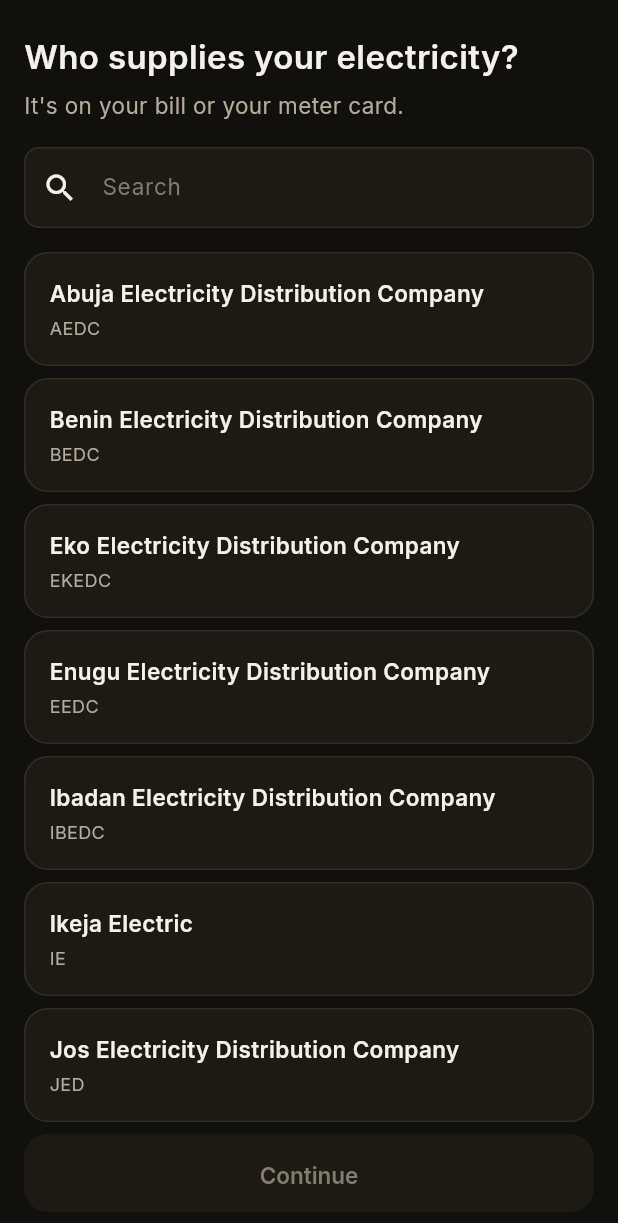
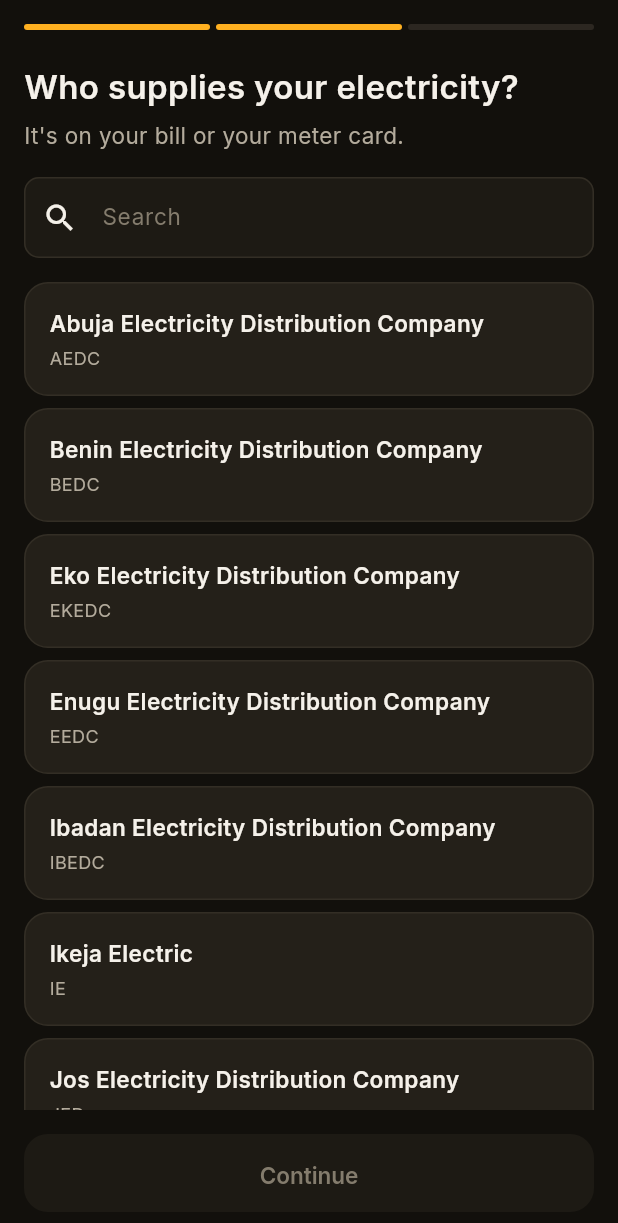
Before and after one commit to nobledeveloper01/grid, a Flutter app: the DiscoScreen screen opened by its route, on a phone screen of 412 x 824 dp. Shown: the top 1223 px of the screen. Run offline on Flutter 3.47's test engine with Material 3 defaults, Android fonts, the phone set to English and light mode, and no system bars; our stand-ins replace camera, drift, drift_flutter, flutter_riverpod, go_router, shared_preferences; accounts and stored records are empty; generated files the repository leaves out were written again.

Commit message:
Raise onboarding card contrast, add a step indicator and fade content behind the bottom bar

```diff
--- a/app/lib/features/onboarding/presentation/disco_screen.dart
+++ b/app/lib/features/onboarding/presentation/disco_screen.dart
@@ -34,6 +34,8 @@
         .toList();
 
     return GridScaffold(
+      step: 2,
+      totalSteps: 3,
       body: Column(
         crossAxisAlignment: CrossAxisAlignment.start,
         children: [
--- a/app/lib/features/onboarding/presentation/meter_type_screen.dart
+++ b/app/lib/features/onboarding/presentation/meter_type_screen.dart
@@ -32,6 +32,8 @@
 
     return GridScaffold(
       showBack: false,
+      step: 1,
+      totalSteps: 3,
       body: Column(
         crossAxisAlignment: CrossAxisAlignment.start,
         children: [
--- a/app/lib/features/onboarding/presentation/tariff_band_screen.dart
+++ b/app/lib/features/onboarding/presentation/tariff_band_screen.dart
@@ -35,6 +35,8 @@
     final estimated = table?.estimateBand(_estimatedHours);
 
     return GridScaffold(
+      step: 3,
+      totalSteps: 3,
       body: ListView(
         children: [
           const SizedBox(height: Space.xl),
--- a/app/lib/shared/widgets/grid_scaffold.dart
+++ b/app/lib/shared/widgets/grid_scaffold.dart
@@ -14,6 +14,8 @@
     this.bottom,
     this.showBack = true,
     this.padded = true,
+    this.step,
+    this.totalSteps,
   });
 
   final Widget body;
@@ -22,6 +24,12 @@
   final Widget? bottom;
   final bool showBack;
   final bool padded;
+
+  /// 1-based position in a multi-step flow. A flow with more than one step
+  /// should say how many are left; guessing is a small anxiety the user does
+  /// not need while being asked about their meter.
+  final int? step;
+  final int? totalSteps;
 
   @override
   Widget build(BuildContext context) {
@@ -39,6 +47,19 @@
             ),
       body: SafeArea(
         top: title == null,
+        child: Column(
+          children: [
+            if (step != null && totalSteps != null)
+              Padding(
+                padding: EdgeInsets.fromLTRB(
+                  horizontal,
+                  Space.lg,
+                  horizontal,
+                  0,
+                ),
+                child: _StepIndicator(step: step!, total: totalSteps!),
+              ),
+            Expanded(
               child: padded
                   ? Padding(
                       padding: EdgeInsets.symmetric(horizontal: horizontal),
@@ -46,19 +67,75 @@
                     )
                   : body,
             ),
+          ],
+        ),
+      ),
       bottomNavigationBar: bottom == null
           ? null
-          : SafeArea(
+          : Container(
+              // A soft wash under the bottom bar, so content scrolling past it
+              // fades rather than being cut mid-word — a clipped line reads as
+              // broken, a faded one reads as "there is more".
+              decoration: BoxDecoration(
+                gradient: LinearGradient(
+                  begin: Alignment.topCenter,
+                  end: Alignment.bottomCenter,
+                  colors: [
+                    context.colors.surface.withValues(alpha: 0),
+                    context.colors.surface,
+                    context.colors.surface,
+                  ],
+                  stops: const [0, 0.35, 1],
+                ),
+              ),
+              child: SafeArea(
                 child: Padding(
                   padding: EdgeInsets.fromLTRB(
                     horizontal,
-                  Space.sm,
+                    Space.lg,
                     horizontal,
                     Space.lg,
                   ),
                   child: bottom,
                 ),
               ),
+            ),
     );
   }
 }
+
+/// Progress through a multi-step flow. Segments rather than dots, so the
+/// proportion completed is readable at a glance and not just countable.
+class _StepIndicator extends StatelessWidget {
+  const _StepIndicator({required this.step, required this.total});
+
+  final int step;
+  final int total;
+
+  @override
+  Widget build(BuildContext context) {
+    final c = context.colors;
+    return Semantics(
+      label: 'Step $step of $total',
+      child: ExcludeSemantics(
+        child: Row(
+          children: [
+            for (var i = 1; i <= total; i++) ...[
+              Expanded(
+                child: AnimatedContainer(
+                  duration: Motion.page,
+                  height: 4,
+                  decoration: BoxDecoration(
+                    color: i <= step ? c.brand : c.track,
+                    borderRadius: BorderRadius.circular(2),
+                  ),
+                ),
+              ),
+              if (i != total) const SizedBox(width: Space.xs),
+            ],
+          ],
+        ),
+      ),
+    );
+  }
+}
--- a/app/lib/shared/widgets/selectable_card.dart
+++ b/app/lib/shared/widgets/selectable_card.dart
@@ -41,10 +41,13 @@
           constraints: const BoxConstraints(minHeight: Targets.control),
           padding: const EdgeInsets.all(Space.lg),
           decoration: BoxDecoration(
-            color: selected ? c.accentSoft : c.surfaceDim,
+            // surfaceRaised, not surfaceDim: on the dark theme surfaceDim sits
+            // almost exactly on the page colour, and a list of them reads as
+            // flat text rather than as a set of choices.
+            color: selected ? c.brandSoft : c.surfaceRaised,
             borderRadius: Radii.mdAll,
             border: Border.all(
-              color: selected ? c.accent : c.outline,
+              color: selected ? c.brand : c.outline,
               width: selected ? 2 : 1,
             ),
           ),
@@ -53,8 +56,8 @@
               if (icon != null) ...[
                 Icon(
                   icon,
-                  size: 28,
-                  color: selected ? c.accent : c.textSecondary,
+                  size: 24,
+                  color: selected ? c.brandDeep : c.textSecondary,
                 ),
                 const SizedBox(width: Space.lg),
               ],
@@ -77,8 +80,10 @@
               ?trailing,
               // Selection carries an icon as well as colour — colour is
               // never the sole carrier of meaning.
+              // Selection carries an icon as well as colour — colour is
+              // never the sole carrier of meaning.
               if (selected && trailing == null)
-                Icon(Icons.check_circle, color: c.accent),
+                Icon(Icons.check_circle_rounded, color: c.brandDeep),
             ],
           ),
         ),
```
Also changed, not shown: 1 other file. Lines whose indentation alone changed are shown as unchanged.
